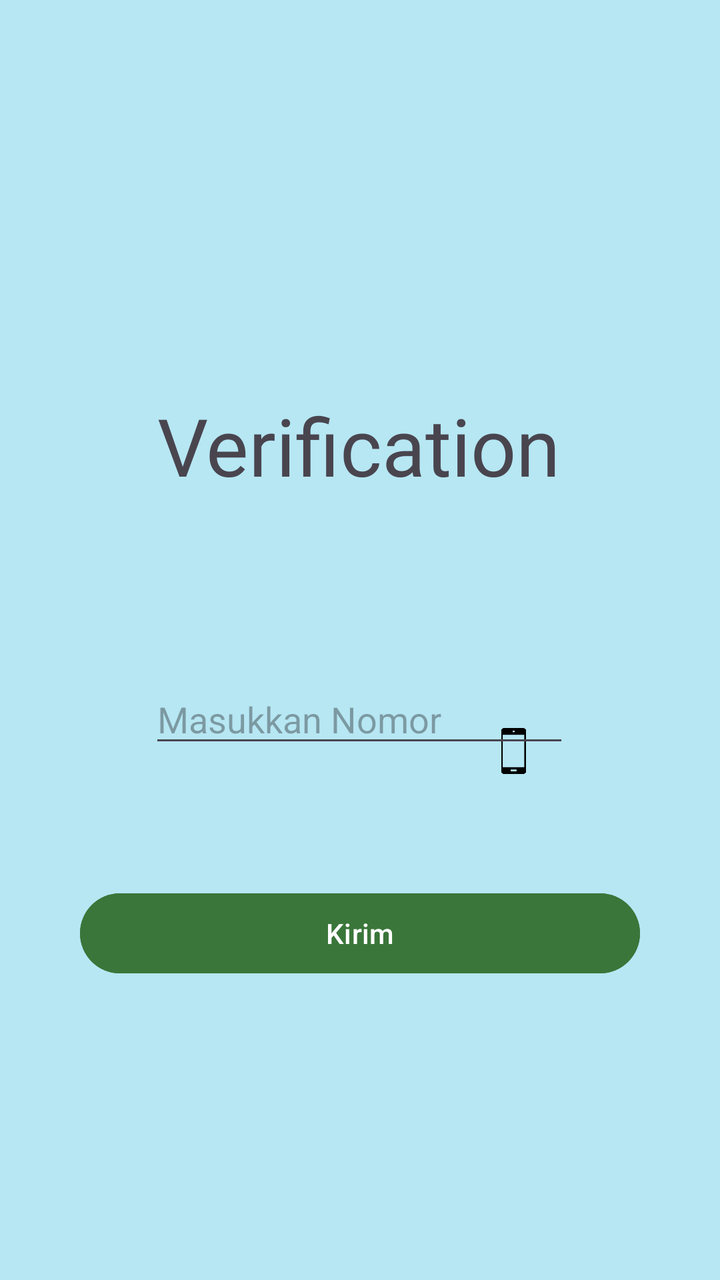
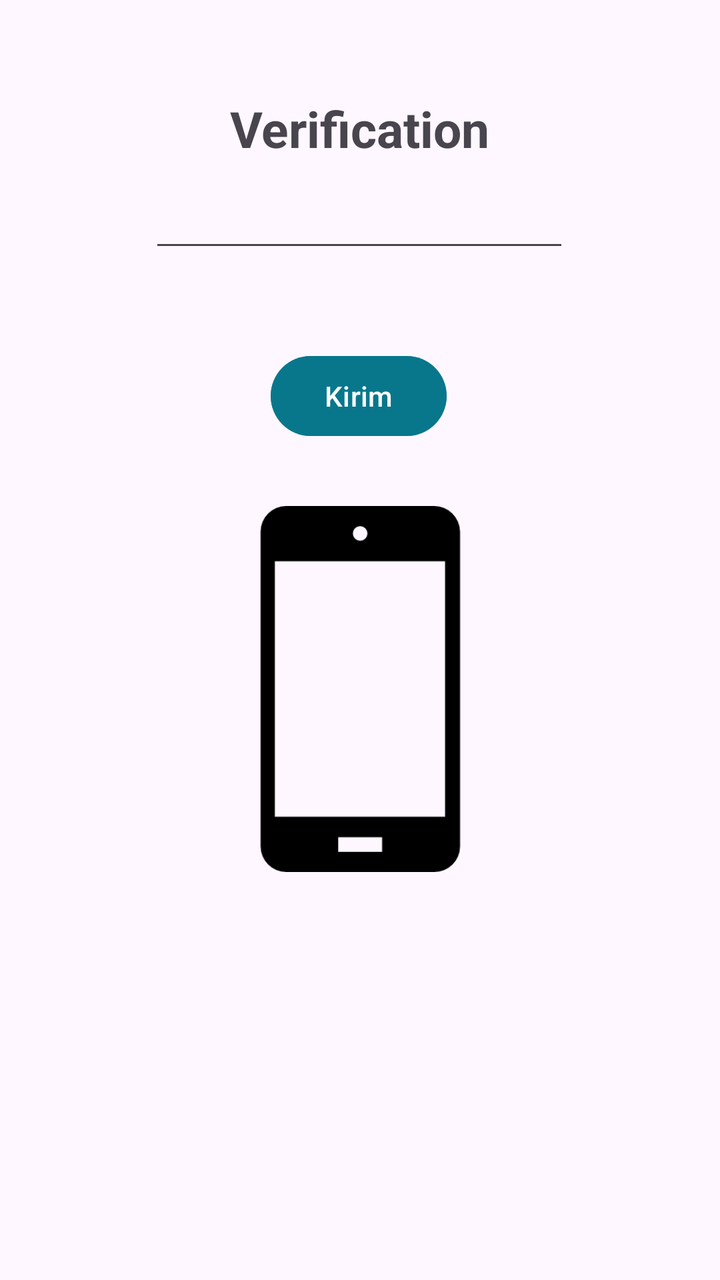

Two renders of the same Android screen: before a commit and after it. Below are the layout's source before the change and the commit's diff.
<!-- AndroidManifest.xml: application theme Theme.PratikumMobileRifa -->
<!-- res/layout/activity_third.xml -->
<?xml version="1.0" encoding="utf-8"?>
<androidx.constraintlayout.widget.ConstraintLayout
    xmlns:android="http://schemas.android.com/apk/res/android"
    xmlns:app="http://schemas.android.com/apk/res-auto"
    xmlns:tools="http://schemas.android.com/tools"
    android:layout_width="match_parent"
    android:layout_height="match_parent"
    android:background="@color/Hijau"
    tools:context=".pertemuan_3.ThirdActivity">


    <TextView
        android:id="@+id/textView"
        android:layout_width="wrap_content"
        android:layout_height="wrap_content"
        android:layout_marginTop="196dp"
        android:fontFamily="@font/monotonregular"
        android:text="@string/verif"
        android:textSize="120px"
        app:layout_constraintEnd_toEndOf="parent"
        app:layout_constraintHorizontal_bias="0.496"
        app:layout_constraintStart_toStartOf="parent"
        app:layout_constraintTop_toTopOf="parent" />

    <ImageView
        android:id="@+id/imageView"
        android:layout_width="31dp"
        android:layout_height="23dp"
        android:layout_marginTop="364dp"
        app:layout_constraintEnd_toEndOf="parent"
        app:layout_constraintHorizontal_bias="0.734"
        app:layout_constraintStart_toStartOf="parent"
        app:layout_constraintTop_toTopOf="parent"
        app:srcCompat="@drawable/smartphone" />

    <EditText
        android:id="@+id/inputNoTujuan"
        android:layout_width="wrap_content"
        android:layout_height="wrap_content"
        android:layout_marginTop="88dp"
        android:ems="10"
        android:hint="Masukkan Nomor"
        android:inputType="phone"
        app:layout_constraintEnd_toEndOf="parent"
        app:layout_constraintHorizontal_bias="0.497"
        app:layout_constraintStart_toStartOf="parent"
        app:layout_constraintTop_toBottomOf="@+id/textView" />

    <Button
        android:id="@+id/btnKirim"
        android:layout_width="match_parent"
        android:layout_height="wrap_content"
        android:layout_marginLeft="40dp"
        android:layout_marginTop="64dp"
        android:layout_marginRight="40dp"
        android:backgroundTint="#3A763A"
        android:text="Kirim"
        app:layout_constraintEnd_toEndOf="parent"
        app:layout_constraintStart_toStartOf="parent"
        app:layout_constraintTop_toBottomOf="@+id/inputNoTujuan" />

</androidx.constraintlayout.widget.ConstraintLayout>
<!-- resources referenced by this layout -->
<resources>
  <color name="Hijau">#4900BCD4</color>
  <!-- drawable smartphone: png bitmap (drawable, 4245 bytes) -->
  <string name="verif">Verification</string>
  <style name="Theme.PratikumMobileRifa" parent="Base.Theme.PratikumMobileRifa" />
  <style name="Base.Theme.PratikumMobileRifa" parent="Theme.Material3.DayNight.NoActionBar">
          
          
      </style>
</resources>

<!-- the commit's change to res/layout/activity_third.xml (unified diff, before → after) -->
@@ -1,62 +1,61 @@
 <?xml version="1.0" encoding="utf-8"?>
-<androidx.constraintlayout.widget.ConstraintLayout
-    xmlns:android="http://schemas.android.com/apk/res/android"
+<androidx.constraintlayout.widget.ConstraintLayout xmlns:android="http://schemas.android.com/apk/res/android"
     xmlns:app="http://schemas.android.com/apk/res-auto"
     xmlns:tools="http://schemas.android.com/tools"
+    android:id="@+id/main"
     android:layout_width="match_parent"
     android:layout_height="match_parent"
-    android:background="@color/Hijau"
     tools:context=".pertemuan_3.ThirdActivity">
 
-
     <TextView
-        android:id="@+id/textView"
+        android:id="@+id/textVerif"
         android:layout_width="wrap_content"
         android:layout_height="wrap_content"
-        android:layout_marginTop="196dp"
-        android:fontFamily="@font/monotonregular"
-        android:text="@string/verif"
-        android:textSize="120px"
+        android:text="Verification"
+        android:textSize="25sp"
+        android:textStyle="bold"
+        app:layout_constraintBottom_toBottomOf="parent"
         app:layout_constraintEnd_toEndOf="parent"
-        app:layout_constraintHorizontal_bias="0.496"
-        app:layout_constraintStart_toStartOf="parent"
-        app:layout_constraintTop_toTopOf="parent" />
-
-    <ImageView
-        android:id="@+id/imageView"
-        android:layout_width="31dp"
-        android:layout_height="23dp"
-        android:layout_marginTop="364dp"
-        app:layout_constraintEnd_toEndOf="parent"
-        app:layout_constraintHorizontal_bias="0.734"
         app:layout_constraintStart_toStartOf="parent"
         app:layout_constraintTop_toTopOf="parent"
-        app:srcCompat="@drawable/smartphone" />
+        app:layout_constraintVertical_bias="0.078" />
+
+    <Button
+        android:id="@+id/btnKirim"
+        android:layout_width="wrap_content"
+        android:layout_height="wrap_content"
+        android:layout_marginTop="174dp"
+        android:backgroundTint="#D1007389"
+        android:text="Kirim"
+        app:layout_constraintBottom_toBottomOf="parent"
+        app:layout_constraintEnd_toEndOf="parent"
+        app:layout_constraintHorizontal_bias="0.498"
+        app:layout_constraintStart_toStartOf="parent"
+        app:layout_constraintTop_toTopOf="parent"
+        app:layout_constraintVertical_bias="0.0" />
 
     <EditText
         android:id="@+id/inputNoTujuan"
         android:layout_width="wrap_content"
         android:layout_height="wrap_content"
-        android:layout_marginTop="88dp"
         android:ems="10"
-        android:hint="Masukkan Nomor"
-        android:inputType="phone"
+        android:inputType="number"
+        android:text=""
+        app:layout_constraintBottom_toBottomOf="parent"
         app:layout_constraintEnd_toEndOf="parent"
         app:layout_constraintHorizontal_bias="0.497"
         app:layout_constraintStart_toStartOf="parent"
-        app:layout_constraintTop_toBottomOf="@+id/textView" />
+        app:layout_constraintTop_toTopOf="parent"
+        app:layout_constraintVertical_bias="0.15" />
 
-    <Button
-        android:id="@+id/btnKirim"
-        android:layout_width="match_parent"
-        android:layout_height="wrap_content"
-        android:layout_marginLeft="40dp"
-        android:layout_marginTop="64dp"
-        android:layout_marginRight="40dp"
-        android:backgroundTint="#3A763A"
-        android:text="Kirim"
+    <ImageView
+        android:id="@+id/imageView3"
+        android:layout_width="183dp"
+        android:layout_height="283dp"
+        app:layout_constraintBottom_toBottomOf="parent"
         app:layout_constraintEnd_toEndOf="parent"
         app:layout_constraintStart_toStartOf="parent"
-        app:layout_constraintTop_toBottomOf="@+id/inputNoTujuan" />
-
+        app:layout_constraintTop_toTopOf="parent"
+        app:layout_constraintVertical_bias="0.569"
+        app:srcCompat="@drawable/smartphone" />
 </androidx.constraintlayout.widget.ConstraintLayout>
<!-- resource entries referenced after the edit -->
@@ -1,8 +1,6 @@
 <!-- resources referenced by this layout -->
 <resources>
-  <color name="Hijau">#4900BCD4</color>
   <!-- drawable smartphone: png bitmap (drawable, 4245 bytes) -->
-  <string name="verif">Verification</string>
   <style name="Theme.PratikumMobileRifa" parent="Base.Theme.PratikumMobileRifa" />
   <style name="Base.Theme.PratikumMobileRifa" parent="Theme.Material3.DayNight.NoActionBar">
           
